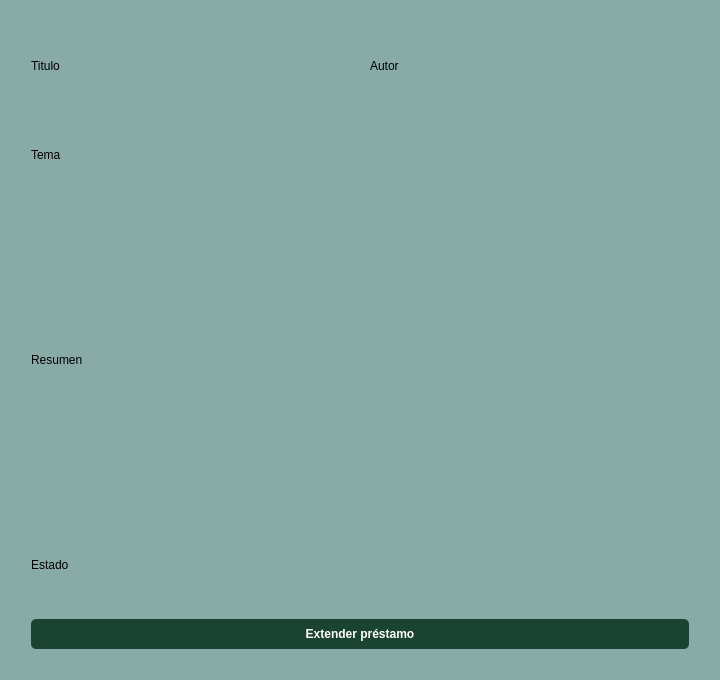
Before: the Qt Designer form src/vista/Ui/VistaSeleccionPrestamo.ui in ivantm1/proyecto-software, drawn with Qt 5.
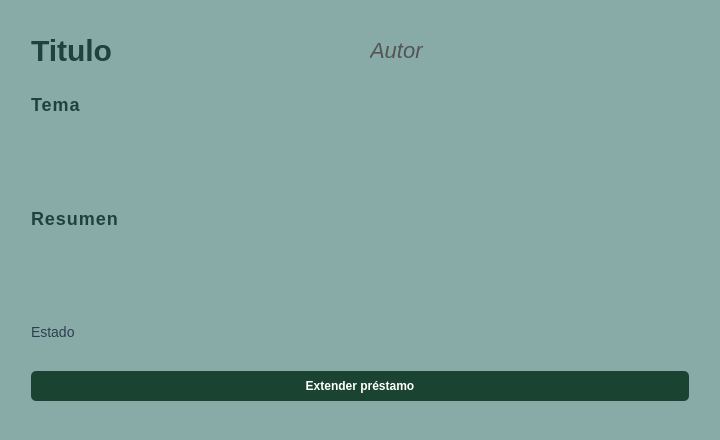
After: the same form once the commit is applied.

Commit message: "Cambio boton buscar en vistas mis prestamos y catalogo y cambio vista seleccionPrestamo"

The edit to the form file:
```diff
--- a/src/vista/Ui/VistaSeleccionPrestamo.ui
+++ b/src/vista/Ui/VistaSeleccionPrestamo.ui
@@ -7,11 +7,11 @@
     <x>0</x>
     <y>0</y>
     <width>720</width>
-    <height>680</height>
+    <height>440</height>
    </rect>
   </property>
   <property name="sizePolicy">
-   <sizepolicy hsizetype="Minimum" vsizetype="Preferred">
+   <sizepolicy hsizetype="Minimum" vsizetype="Minimum">
     <horstretch>0</horstretch>
     <verstretch>0</verstretch>
    </sizepolicy>
@@ -19,13 +19,13 @@
   <property name="minimumSize">
    <size>
     <width>720</width>
-    <height>680</height>
+    <height>440</height>
    </size>
   </property>
   <property name="maximumSize">
    <size>
     <width>720</width>
-    <height>680</height>
+    <height>440</height>
    </size>
   </property>
   <property name="windowTitle">
@@ -34,6 +34,33 @@
   <property name="styleSheet">
    <string notr="true">#Dialog {
     background-color: #89ABA7;
+}
+
+QLabel {
+    font-family: &quot;Segoe UI&quot;, &quot;Roboto&quot;, &quot;Helvetica&quot;;
+    color: #2C3E50;
+    font-size: 14px;
+}
+
+
+#linea_titulo {
+    font-size: 30px;
+    font-weight: bold;
+    color: #1D433A; 
+}
+
+#linea_autor {
+    font-size: 22px;
+    font-style: italic;
+    color: #555555;
+}
+
+#linea_tema, #linea_resumen {
+    font-weight: bold;
+    text-transform: uppercase;
+    font-size: 18px;
+    letter-spacing: 1px;
+    color: #1D433A;
 }</string>
   </property>
   <layout class="QHBoxLayout" name="horizontalLayout_5">
@@ -62,14 +89,29 @@
      </property>
      <item>
       <layout class="QHBoxLayout" name="horizontalLayout_11">
+       <property name="sizeConstraint">
+        <enum>QLayout::SetMinimumSize</enum>
+       </property>
        <property name="topMargin">
-        <number>20</number>
+        <number>0</number>
        </property>
        <property name="bottomMargin">
-        <number>20</number>
+        <number>0</number>
        </property>
        <item>
         <widget class="QLabel" name="linea_titulo">
+         <property name="minimumSize">
+          <size>
+           <width>0</width>
+           <height>30</height>
+          </size>
+         </property>
+         <property name="maximumSize">
+          <size>
+           <width>16777215</width>
+           <height>30</height>
+          </size>
+         </property>
          <property name="text">
           <string>Titulo</string>
          </property>
@@ -77,6 +119,18 @@
        </item>
        <item>
         <widget class="QLabel" name="linea_autor">
+         <property name="minimumSize">
+          <size>
+           <width>0</width>
+           <height>30</height>
+          </size>
+         </property>
+         <property name="maximumSize">
+          <size>
+           <width>16777215</width>
+           <height>30</height>
+          </size>
+         </property>
          <property name="text">
           <string>Autor</string>
          </property>
@@ -86,6 +140,12 @@
      </item>
      <item>
       <widget class="QLabel" name="linea_tema">
+       <property name="maximumSize">
+        <size>
+         <width>16777215</width>
+         <height>30</height>
+        </size>
+       </property>
        <property name="text">
         <string>Tema</string>
        </property>
@@ -96,7 +156,13 @@
        <property name="minimumSize">
         <size>
          <width>650</width>
-         <height>300</height>
+         <height>150</height>
+        </size>
+       </property>
+       <property name="maximumSize">
+        <size>
+         <width>16777215</width>
+         <height>150</height>
         </size>
        </property>
        <property name="text">
@@ -106,6 +172,18 @@
      </item>
      <item>
       <widget class="QLabel" name="linea_estado">
+       <property name="minimumSize">
+        <size>
+         <width>0</width>
+         <height>30</height>
+        </size>
+       </property>
+       <property name="maximumSize">
+        <size>
+         <width>16777215</width>
+         <height>30</height>
+        </size>
+       </property>
        <property name="text">
         <string>Estado</string>
        </property>
```
The commit also changes 2 other files.
